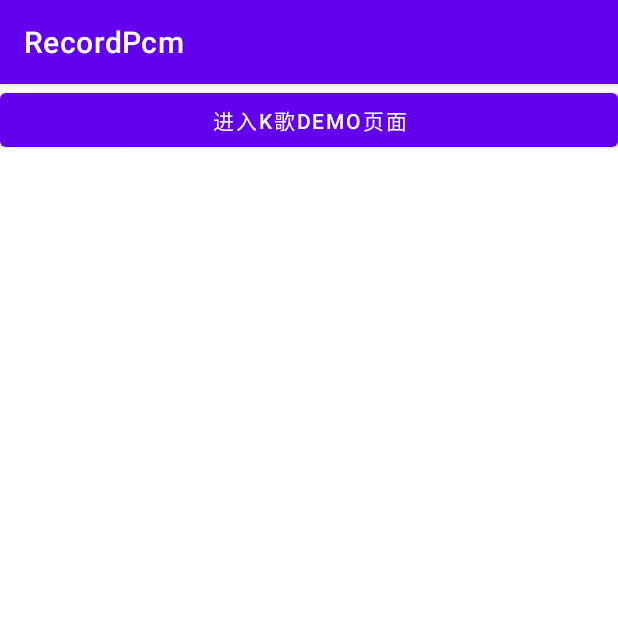
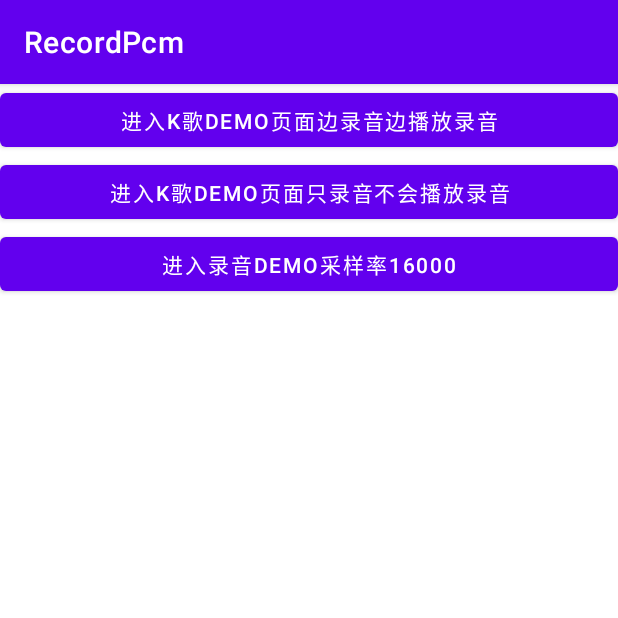
Before and after one commit to yhsh/PlayPcmAndRecordPcm, an Android app: the screen it shows after launch (HomeActivity), on a phone screen of 412 x 824 dp, the top half of it. Run offline under Robolectric (Android 15) with nearby library versions, the phone set to English and light mode, and no system bars.

Commit message:
增加页面功能说明

```diff
--- a/app/src/main/res/layout/activity_home.xml
+++ b/app/src/main/res/layout/activity_home.xml
@@ -8,19 +8,17 @@
         android:layout_width="match_parent"
         android:layout_height="wrap_content"
         android:onClick="kSongWriteRead"
-        android:text="进入K歌demo页面" />
+        android:text="进入K歌demo页面边录音边播放录音" />
 
     <Button
         android:layout_width="match_parent"
         android:layout_height="wrap_content"
         android:onClick="kSong"
-        android:text="进入K歌demo页面"
-        android:visibility="gone" />
+        android:text="进入K歌demo页面只录音不会播放录音" />
 
     <Button
         android:layout_width="match_parent"
         android:layout_height="wrap_content"
         android:onClick="recordSong"
-        android:text="进入录音demo页面"
-        android:visibility="gone" />
+        android:text="进入录音demo采样率16000" />
 </LinearLayout>
```
